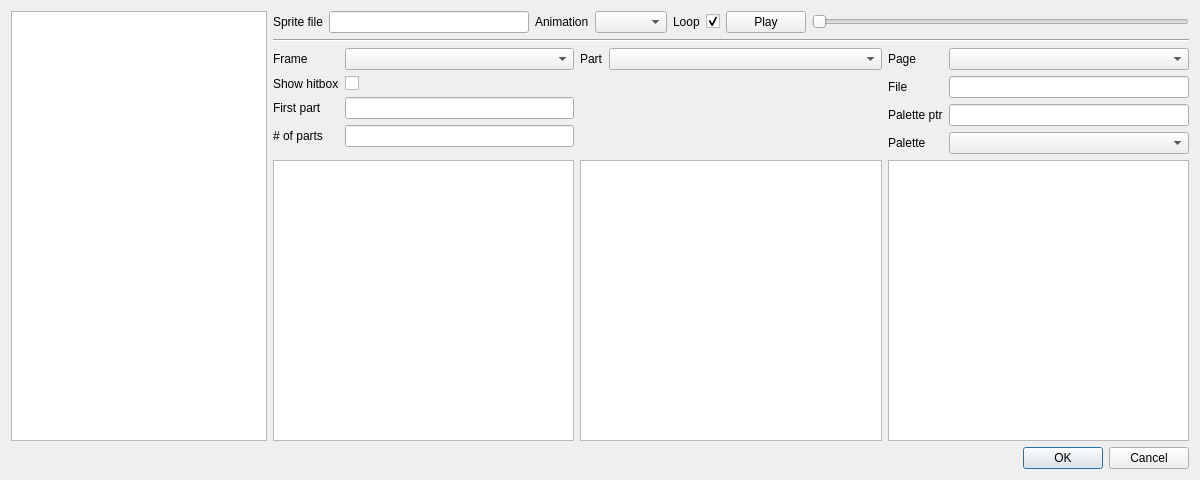
Before: the Qt Designer form dsvedit/sprite_editor.ui in LagoLunatic/DSVEdit, drawn with Qt 5.
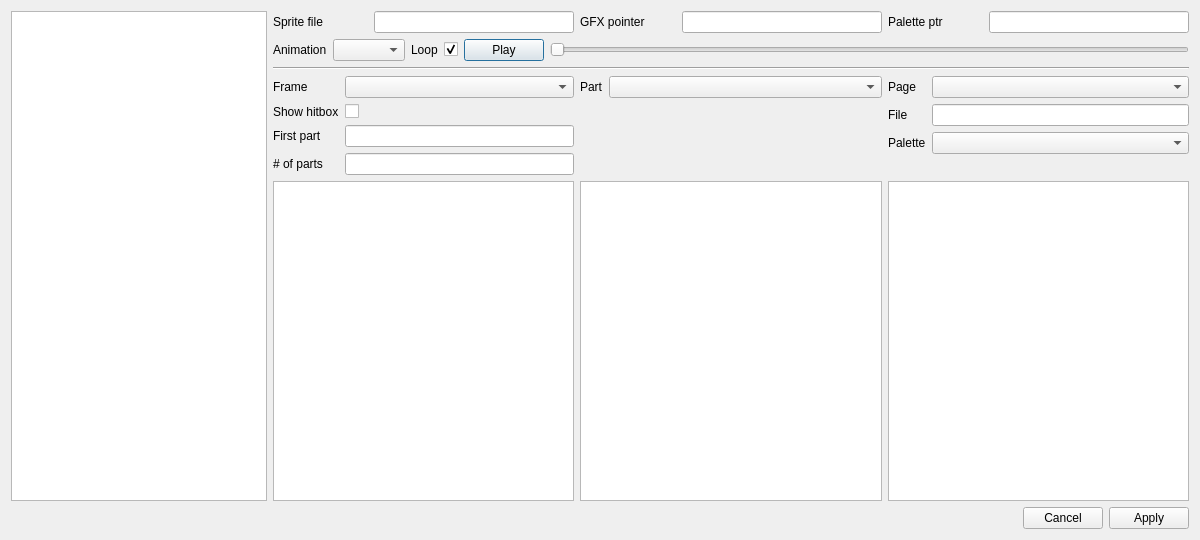
After: the same form once the commit is applied.

Commit message: Sprite editor: Reorganize code

Patch:
```diff
--- a/dsvedit/sprite_editor.ui
+++ b/dsvedit/sprite_editor.ui
@@ -7,7 +7,7 @@
     <x>0</x>
     <y>0</y>
     <width>1200</width>
-    <height>480</height>
+    <height>540</height>
    </rect>
   </property>
   <property name="windowTitle">
@@ -52,6 +52,44 @@
               </widget>
              </item>
              <item>
+              <widget class="QLabel" name="label_13">
+               <property name="text">
+                <string>GFX pointer</string>
+               </property>
+              </widget>
+             </item>
+             <item>
+              <widget class="QLineEdit" name="gfx_pointer">
+               <property name="maximumSize">
+                <size>
+                 <width>200</width>
+                 <height>16777215</height>
+                </size>
+               </property>
+              </widget>
+             </item>
+             <item>
+              <widget class="QLabel" name="label_11">
+               <property name="text">
+                <string>Palette ptr</string>
+               </property>
+              </widget>
+             </item>
+             <item>
+              <widget class="QLineEdit" name="palette_pointer">
+               <property name="maximumSize">
+                <size>
+                 <width>200</width>
+                 <height>16777215</height>
+                </size>
+               </property>
+              </widget>
+             </item>
+            </layout>
+           </item>
+           <item>
+            <layout class="QHBoxLayout" name="horizontalLayout_2">
+             <item>
               <widget class="QLabel" name="label_3">
                <property name="text">
                 <string>Animation</string>
@@ -197,23 +235,13 @@
                 <widget class="QLineEdit" name="gfx_file_name"/>
                </item>
                <item row="2" column="0">
-                <widget class="QLabel" name="label_11">
-                 <property name="text">
-                  <string>Palette ptr</string>
-                 </property>
-                </widget>
-               </item>
-               <item row="2" column="1">
-                <widget class="QLineEdit" name="palette_pointer"/>
-               </item>
-               <item row="3" column="0">
                 <widget class="QLabel" name="label_7">
                  <property name="text">
                   <string>Palette</string>
                  </property>
                 </widget>
                </item>
-               <item row="3" column="1">
+               <item row="2" column="1">
                 <widget class="QComboBox" name="palette_index"/>
                </item>
               </layout>
@@ -247,7 +275,7 @@
       <enum>Qt::Horizontal</enum>
      </property>
      <property name="standardButtons">
-      <set>QDialogButtonBox::Cancel|QDialogButtonBox::Ok</set>
+      <set>QDialogButtonBox::Apply|QDialogButtonBox::Cancel</set>
      </property>
     </widget>
    </item>
```
The commit also changes 5 other files.
